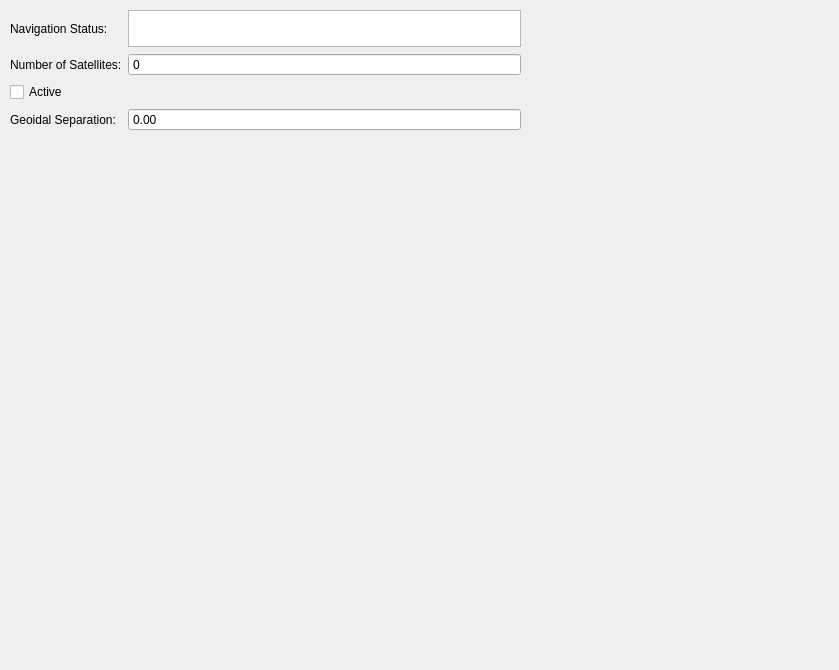
Before: the Qt Designer form src/lib/visualization/Aux1GPSControl.ui in jmaye/libposlv, drawn with Qt 5.
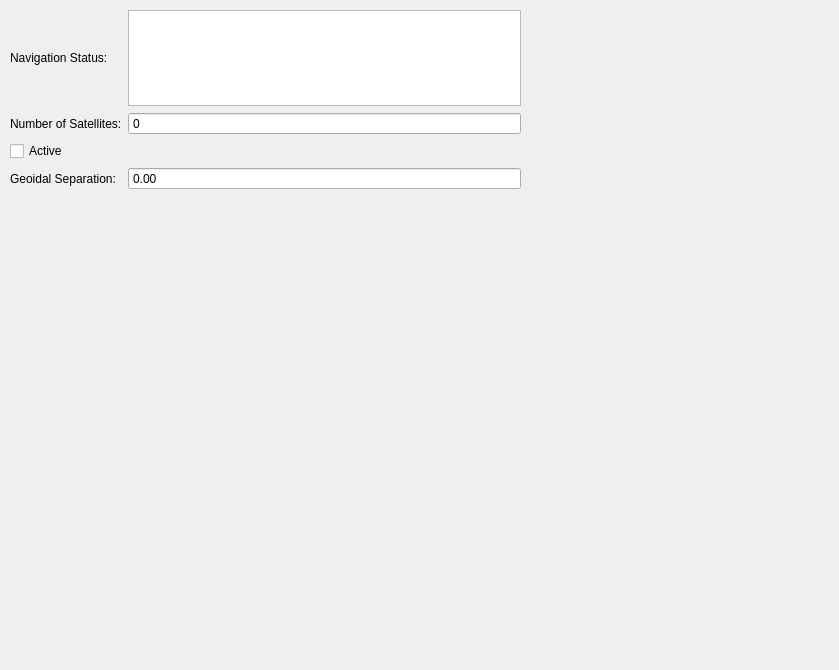
After: the same form once the commit is applied.

Patch:
```diff
--- a/src/lib/visualization/Aux1GPSControl.ui
+++ b/src/lib/visualization/Aux1GPSControl.ui
@@ -19,7 +19,7 @@
      <x>10</x>
      <y>10</y>
      <width>511</width>
-     <height>121</height>
+     <height>180</height>
     </rect>
    </property>
    <layout class="QGridLayout" name="aux1GPSLayout">
```
